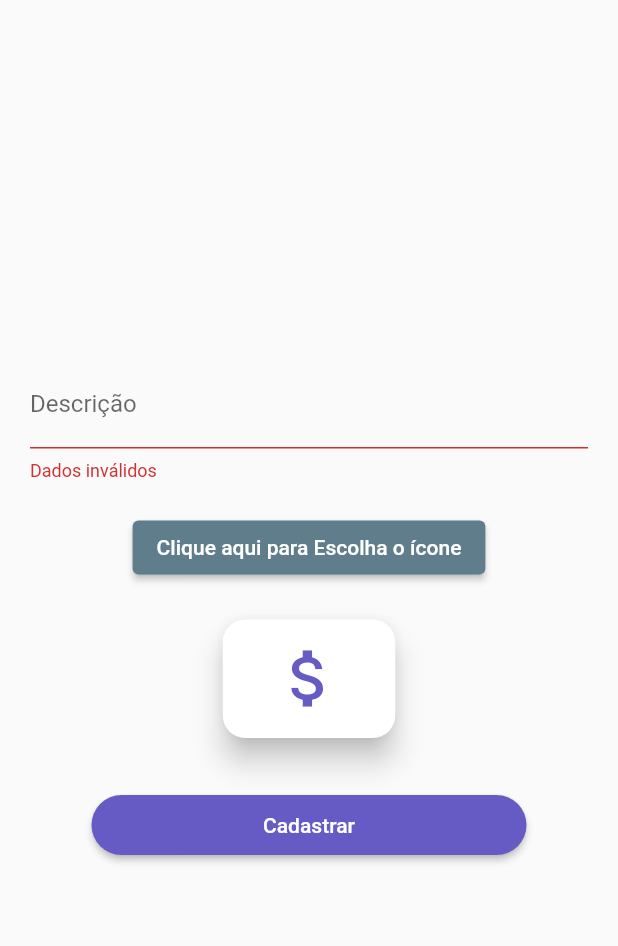
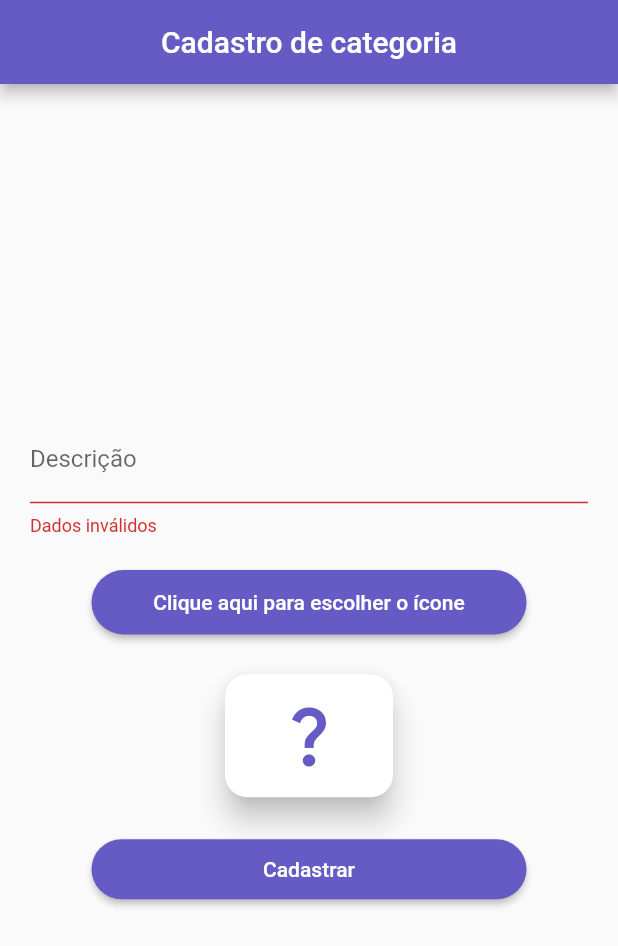
Before and after one commit to ICEI-PUC-Minas-PPLES-TI/plf-es-2022-2-ti5-5104100-financas-pessoais, a Flutter app: the screen it shows after launch, after a tap on "Cadastrar", on a phone screen of 412 x 824 dp. Shown: the top 946 px of the screen. Run offline on Flutter 3.47's test engine with Material 2 defaults, Android fonts, the phone set to English and light mode, and no system bars; our stand-ins replace google_maps_flutter, location, percent_indicator, shared_preferences, sqflite, toggle_switch; missing offline and left inert: curved_nav_bar, flutter_iconpicker; accounts and stored records are empty.

Commit message:
Ajustes cadastro categoria

```diff
--- a/codigo/mobile/we_budget/lib/main.dart
+++ b/codigo/mobile/we_budget/lib/main.dart
@@ -1,6 +1,7 @@
 import 'package:flutter/material.dart';
 import 'package:provider/provider.dart';
 import 'package:we_budget/models/auth.dart';
+import 'package:we_budget/models/category.dart';
 import 'package:we_budget/pages/auth_or_home_page.dart';
 import 'package:we_budget/pages/login_page.dart';
 import 'package:we_budget/pages/main_page.dart';
@@ -21,6 +22,9 @@ class MyApp extends StatelessWidget {
       providers: [
         ChangeNotifierProvider(
           create: (_) => Auth(),
+        ),
+        ChangeNotifierProvider(
+          create: (_) => Category(),
         ),
       ],
       child: MaterialApp(
--- a/codigo/mobile/we_budget/lib/pages/category_page.dart
+++ b/codigo/mobile/we_budget/lib/pages/category_page.dart
@@ -2,6 +2,10 @@ import 'package:flutter/material.dart';
 import 'package:flutter/src/widgets/container.dart';
 import 'package:flutter/src/widgets/framework.dart';
 import 'package:flutter_iconpicker/flutter_iconpicker.dart';
+import 'package:provider/provider.dart';
+
+import '../exceptions/auth_exception.dart';
+import '../models/category.dart';
 
 class Categoria extends StatefulWidget {
   const Categoria({super.key});
@@ -16,7 +20,7 @@ class _CategoriaState extends State<Categoria> {
     'nameCategoria': '',
     'codeCategoria': '',
   };
-  int? codigoCategoria = 57522;
+  int? codigoCategoria = 984405;
 
   _pickIcon() async {
     IconData? icon = await FlutterIconPicker.showIconPicker(context,
@@ -28,6 +32,22 @@ class _CategoriaState extends State<Categoria> {
     });
   }
 
+  void _showErrorDialog(String msg) {
+    showDialog(
+      context: context,
+      builder: (ctx) => AlertDialog(
+        title: const Text('Ocorreo um Erro'),
+        content: Text(msg),
+        actions: [
+          TextButton(
+            onPressed: () => Navigator.of(context).pop(),
+            child: const Text('Fechar'),
+          ),
+        ],
+      ),
+    );
+  }
+
   Future<void> _submitCategoria() async {
     final isValid = _formKeyCategoria.currentState?.validate() ?? false;
 
@@ -35,29 +55,30 @@ class _CategoriaState extends State<Categoria> {
       return;
     }
     _formKeyCategoria.currentState?.save();
+    Category category = Provider.of(context, listen: false);
 
-    print("submit....");
-    print(_categoriaData['nameCategoria']);
-    print(_categoriaData['codeCategoria']);
-    //Auth auth = Provider.of(context, listen: false);
-
-    /*try {
-      await auth.login(
-        _authData['name']!,
-        _authData['email']!,
-        _authData['password']!,
+    try {
+      await category.cadastro(
+        _categoriaData['nameCategoria']!,
+        _categoriaData['codeCategoria']!,
       );
     } on AuthException catch (error) {
       _showErrorDialog(error.toString());
     } catch (error) {
-      print(error);
       _showErrorDialog('Ocorreu um erro inesperado!');
-    }*/
+    }
   }
 
   @override
   Widget build(BuildContext context) {
     return Scaffold(
+      appBar: AppBar(
+        title: const Text(
+          "Cadastro de categoria",
+        ),
+        centerTitle: true,
+        backgroundColor: const Color.fromARGB(255, 102, 91, 196),
+      ),
       body: Center(
         child: Column(
           mainAxisAlignment: MainAxisAlignment.center,
@@ -74,14 +95,14 @@ class _CategoriaState extends State<Categoria> {
                         key: const ValueKey('descricao'),
                         decoration: const InputDecoration(
                           labelText: 'Descrição',
-                          hintText: "Digite aqui sa descrição da categoria",
+                          hintText: "Digite aqui a descrição da categoria",
                         ),
                         keyboardType: TextInputType.text,
                         textInputAction: TextInputAction.next,
                         onSaved: (nameCategoria) =>
                             _categoriaData['nameCategoria'] = nameCategoria,
-                        validator: (_name) {
-                          final name = _name ?? '';
+                        validator: (validacao) {
+                          final name = validacao ?? '';
                           if (name.trim().isEmpty) {
                             return 'Dados inválidos';
                           }
@@ -91,7 +112,15 @@ class _CategoriaState extends State<Categoria> {
                     ),
                     ElevatedButton(
                       onPressed: _pickIcon,
-                      child: const Text('Clique aqui para Escolha o ícone'),
+                      style: ElevatedButton.styleFrom(
+                        backgroundColor:
+                            const Color.fromARGB(255, 102, 91, 196),
+                        shape: RoundedRectangleBorder(
+                          borderRadius: BorderRadius.circular(30.0),
+                        ),
+                        fixedSize: const Size(290, 43),
+                      ),
+                      child: const Text('Clique aqui para escolher o ícone'),
                     ),
                   ],
                 ),
@@ -100,18 +129,13 @@ class _CategoriaState extends State<Categoria> {
             Row(
               mainAxisAlignment: MainAxisAlignment.center,
               children: [
-                Card(
+                SizedBox(
+                  width: 120,
+                  height: 90,
+                  child: Card(
                     elevation: 8,
                     shape: RoundedRectangleBorder(
                       borderRadius: BorderRadius.circular(15.0),
-                  ),
-                  child: Container(
-                    height: 79,
-                    width: 115,
-                    decoration: const BoxDecoration(
-                      borderRadius: BorderRadiusDirectional.all(
-                        Radius.circular(15.0),
-                      ),
                     ),
                     child: Icon(
                       IconData(codigoCategoria ?? 0,
@@ -124,8 +148,11 @@ class _CategoriaState extends State<Categoria> {
               ],
             ),
             Padding(
-              padding: const EdgeInsets.all(30.0),
-              child: ElevatedButton(
+              padding: const EdgeInsets.all(20.0),
+              child: Row(
+                mainAxisAlignment: MainAxisAlignment.center,
+                children: [
+                  ElevatedButton(
                     onPressed: _submitCategoria,
                     style: ElevatedButton.styleFrom(
                       shape: RoundedRectangleBorder(
@@ -139,6 +166,8 @@ class _CategoriaState extends State<Categoria> {
                       textAlign: TextAlign.center,
                     ),
                   ),
+                ],
+              ),
             ),
           ],
         ),
```
Also changed, not shown: codigo/mobile/we_budget/lib/models/category.dart (added, +42 -0 lines). Lines whose indentation alone changed are shown as unchanged.
